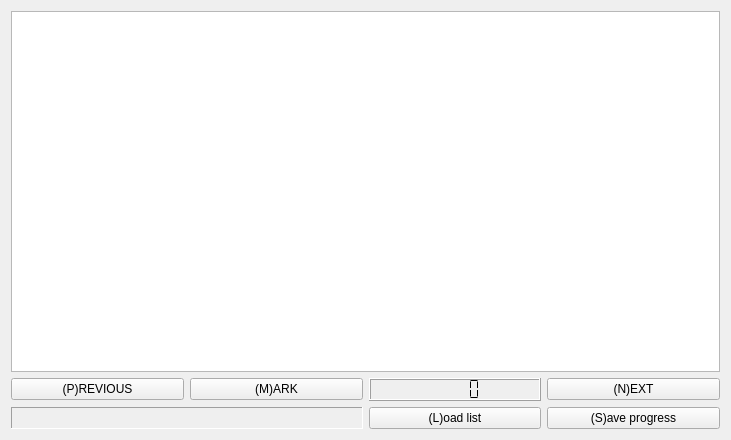
domino14/aerolithdesktop, file ikmtool/mainForm.ui: the form before one commit.
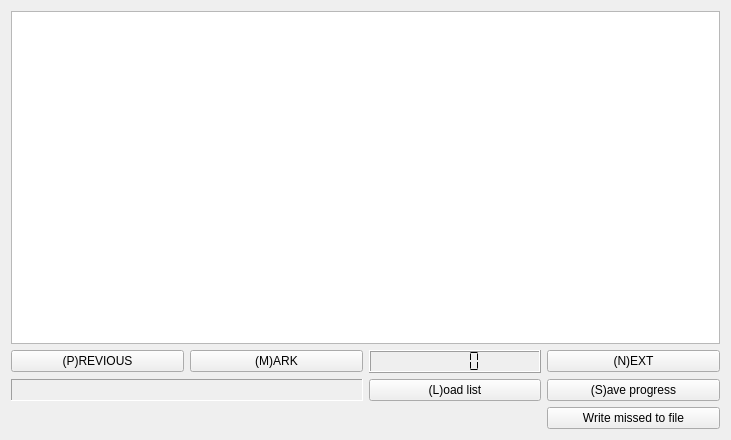
The form after the commit.

Commit message: added save missed to files. finished 7s

What changed in the file:
```diff
--- a/ikmtool/mainForm.ui
+++ b/ikmtool/mainForm.ui
@@ -75,6 +75,13 @@
      </property>
     </widget>
    </item>
+   <item row="3" column="3" >
+    <widget class="QPushButton" name="pushButtonWriteMissed" >
+     <property name="text" >
+      <string>Write missed to file</string>
+     </property>
+    </widget>
+   </item>
   </layout>
  </widget>
  <resources/>
```
The commit also changes 5 other files.
